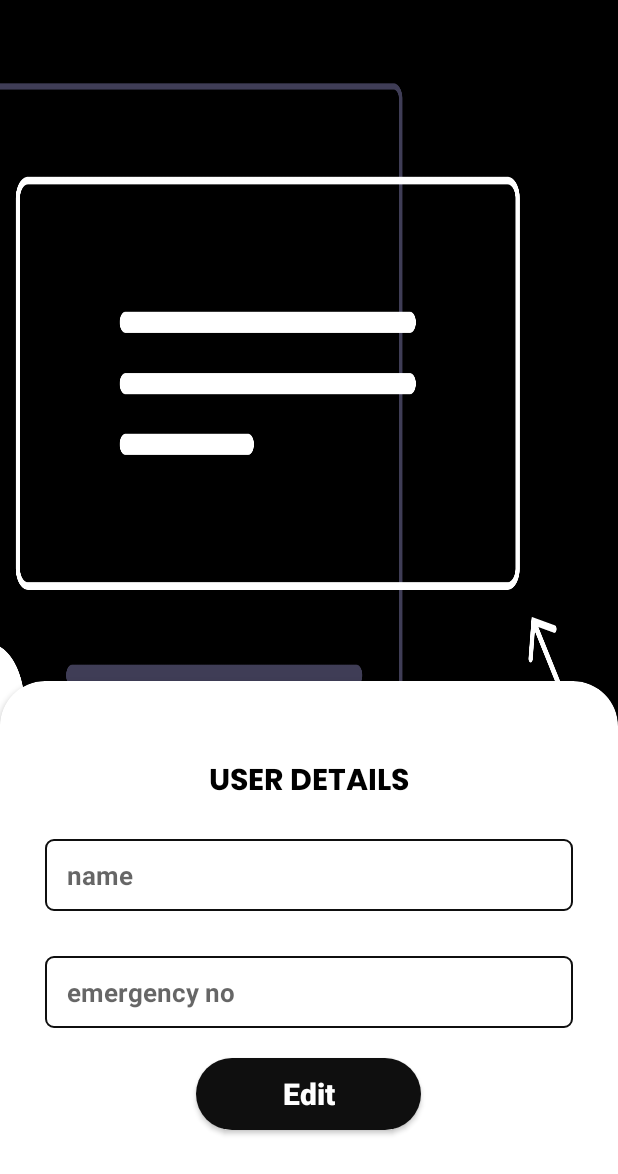
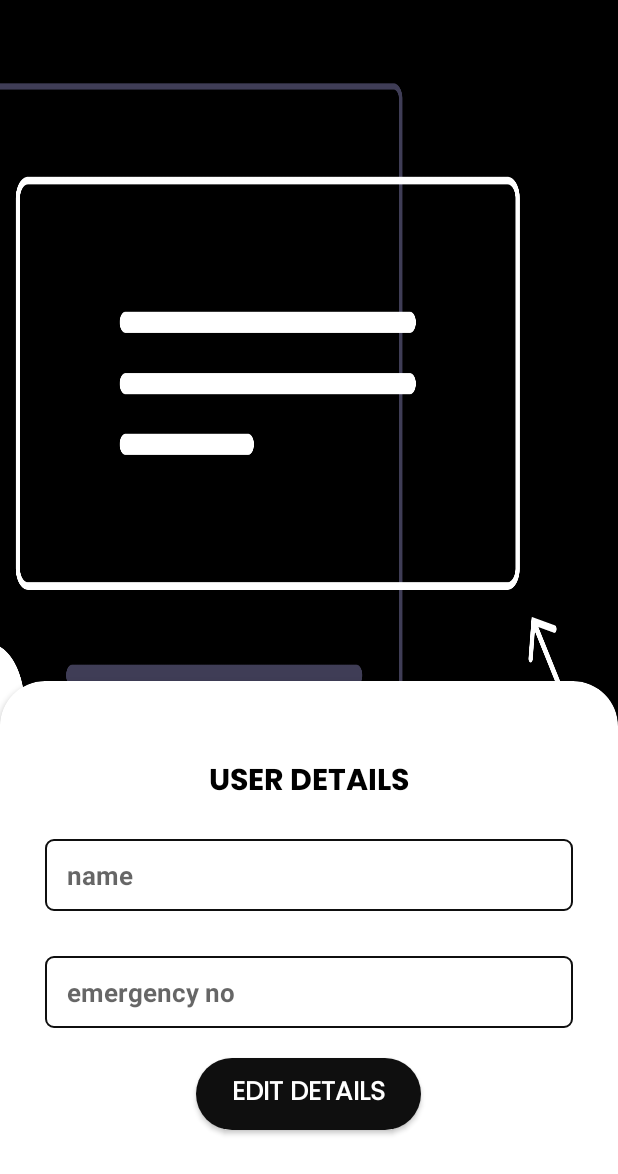
Before and after one commit to u1145h/LiveSafe, an Android app: the UserDetails screen opened directly, with no data from a screen before it, on a phone screen of 412 x 824 dp. Shown: the top 1174 px of the screen. Run offline under Robolectric (Android 15) with nearby library versions, the phone set to English and light mode, and no system bars.

Commit message:
Updated Button on activity_edit_details, activity_user_details

```diff
--- a/app/src/main/res/layout/activity_edit_details.xml
+++ b/app/src/main/res/layout/activity_edit_details.xml
@@ -68,9 +68,10 @@
                 android:layout_height="wrap_content"
                 android:layout_gravity="center"
                 android:layout_marginTop="20dp"
-                android:background="@drawable/round_button_gradient"
+                android:background="@drawable/round_white_button"
                 android:onClick="update"
                 android:text="Save"
+                android:fontFamily="@font/poppinsr"
                 android:textColor="@color/White"
                 android:textSize="20sp" />
 
--- a/app/src/main/res/layout/activity_user_details.xml
+++ b/app/src/main/res/layout/activity_user_details.xml
@@ -74,13 +74,14 @@
             <Button
                 android:id="@+id/edit"
                 android:onClick="edit"
-                android:text="Edit"
+                android:text="EDIT DETAILS"
                 android:textColor="@color/White"
                 android:textAllCaps="false"
                 android:textStyle="bold"
                 android:layout_gravity="center_horizontal"
-                android:background="@drawable/round_button_gradient"
-                android:textSize="20sp"
+                android:fontFamily="@font/poppinsr"
+                android:background="@drawable/round_white_button"
+                android:textSize="17sp"
                 android:layout_marginTop="20dp"
                 android:layout_width="150dp"
                 android:layout_height="wrap_content"/>
--- a/app/src/main/res/values/strings.xml
+++ b/app/src/main/res/values/strings.xml
@@ -2,7 +2,7 @@
     <string name="app_name">LiveSafe</string>
     <string name="textView_MainActivity">ENTER YOUR DETAILS</string>
     <string name="textView_LoginActivity">Login</string>
-    <string name="editDetails">Edit Details</string>
+    <string name="editDetails">View Details</string>
     <string name="textView_SecondaryActivity">Touch the location icon below to send your location to your emergency contact</string>
     <string name="textView_EditDetails">EDIT YOUR DETAILS</string>
 </resources>
```
Also changed, not shown: app/src/main/res/layout/activity_secondary.xml (+11 -9 lines), app/src/main/res/drawable/img_4.png (added), app/src/main/res/drawable/img_5.png (added).
